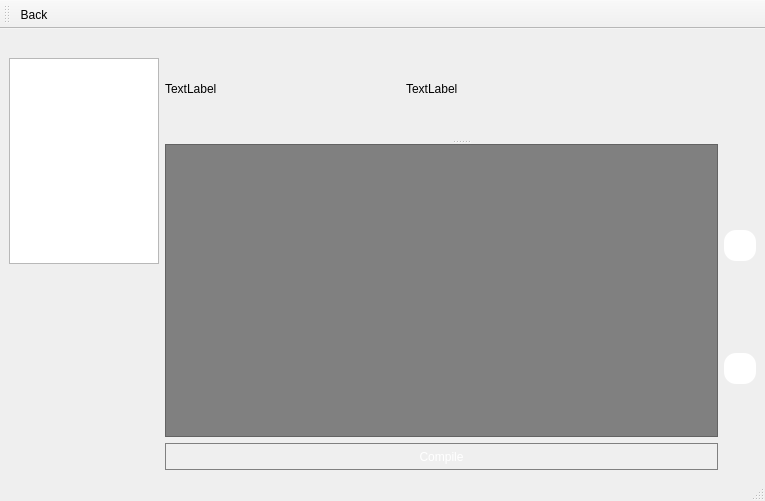
The window that constructor.ui (Sapfir0/QT_PROJECT) describes before a commit, drawn with Qt 5.
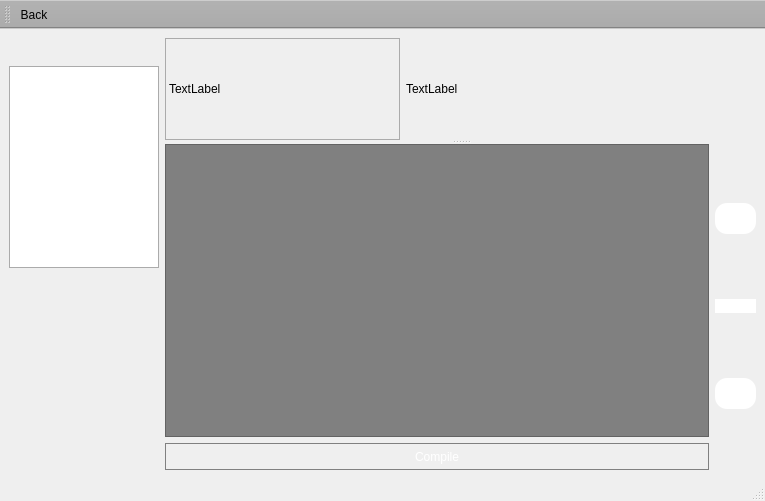
The same window after the commit. Icons and pictures are not drawn.

What changed in the file:
```diff
--- a/constructor.ui
+++ b/constructor.ui
@@ -24,6 +24,11 @@
        <layout class="QHBoxLayout" name="horizontalLayout_2">
         <item>
          <widget class="QLabel" name="task">
+          <property name="styleSheet">
+           <string notr="true">    border-style: solid; /* Стиль рамки вокруг параграфа */
+    border-width: 1px; /* Толщина границы */
+	border-color: #ABABAB;</string>
+          </property>
           <property name="text">
            <string>TextLabel</string>
           </property>
@@ -117,7 +122,7 @@
            <widget class="QPushButton" name="up_button">
             <property name="minimumSize">
              <size>
-              <width>0</width>
+              <width>41</width>
               <height>31</height>
              </size>
             </property>
@@ -126,11 +131,12 @@
 background-image: url(:/new/prefix1/img/icons8-toDown-32.png);
 	background-position:absolute;
 	background-color: white;
-   background-repeat: n-repeat;
+   background-repeat: no-repeat;
   background-color: qlineargradient(x1: 0, y1: 0, x2: 0, y2: 1,
                                 stop: 0 #6a6ea9, stop: 1 #888dd9);
 border-radius:12px;
 color: white;
+
 }
 QPushButton:hover {
     background-color: #E1E8EE;
@@ -142,6 +148,39 @@
             </property>
            </widget>
           </item>
+          <item>
+           <widget class="QPushButton" name="hint">
+            <property name="styleSheet">
+             <string notr="true">QPushButton { 
+	background-position:absolute;
+	background-color: white;
+   background-repeat: no-repeat;
+  background-color: qlineargradient(x1: 0, y1: 0, x2: 0, y2: 1,
+                                stop: 0 #6a6ea9, stop: 1 #888dd9);
+border-radius:12px;
+color: white;
+}
+QPushButton:hover {
+    background-color: qlineargradient(x1: 0, y1: 0, x2: 0, y2: 1,
+                                stop: 0 #ABAFE5, stop: 1 #8588B2);
+color: black;
+}
+QPushButton:pressed {
+    background-color: qlineargradient(x1: 0, y1: 0, x2: 0, y2: 1,
+                                stop: 0 #ABAFE5, stop: 1 #8588B2);
+margin-top:2px;
+margin-left:1px;
+}</string>
+            </property>
+            <property name="text">
+             <string/>
+            </property>
+            <property name="icon">
+             <iconset resource="yahzwhatisit.qrc">
+              <normaloff>:/new/prefix1/img/icons8-round-filled-50.png</normaloff>:/new/prefix1/img/icons8-round-filled-50.png</iconset>
+            </property>
+           </widget>
+          </item>
           <item>
            <widget class="QPushButton" name="down">
             <property name="minimumSize">
@@ -181,9 +220,15 @@
      <layout class="QVBoxLayout" name="verticalLayout_3">
       <item>
        <widget class="QPushButton" name="pushButton">
+        <property name="minimumSize">
+         <size>
+          <width>22</width>
+          <height>22</height>
+         </size>
+        </property>
         <property name="maximumSize">
          <size>
-          <width>20</width>
+          <width>21</width>
           <height>16777215</height>
          </size>
         </property>
@@ -217,6 +262,9 @@
         <property name="styleSheet">
          <string notr="true">QListWidget {
     show-decoration-selected: 1; /* make the selection span the entire width of the view */
+    border-style: solid; /* Стиль рамки вокруг параграфа */
+    border-width: 1px; /* Толщина границы */
+	border-color: #ABABAB;
 }
 
 QListWidget::item:alternate {
@@ -276,6 +324,18 @@
    <property name="windowTitle">
     <string>toolBar</string>
    </property>
+   <property name="styleSheet">
+    <string notr="true"> QToolBar {
+   background-color: #ABABAB;
+}
+QToolBar:::item {
+    background: red;
+}
+QToolBar::item:selected { /* when user selects item using mouse or keyboard */
+    background-color: #ABABAB;
+}
+</string>
+   </property>
    <attribute name="toolBarArea">
     <enum>TopToolBarArea</enum>
    </attribute>
```
Left out of the diff: 36 changed lines with no effect on the pictures.
